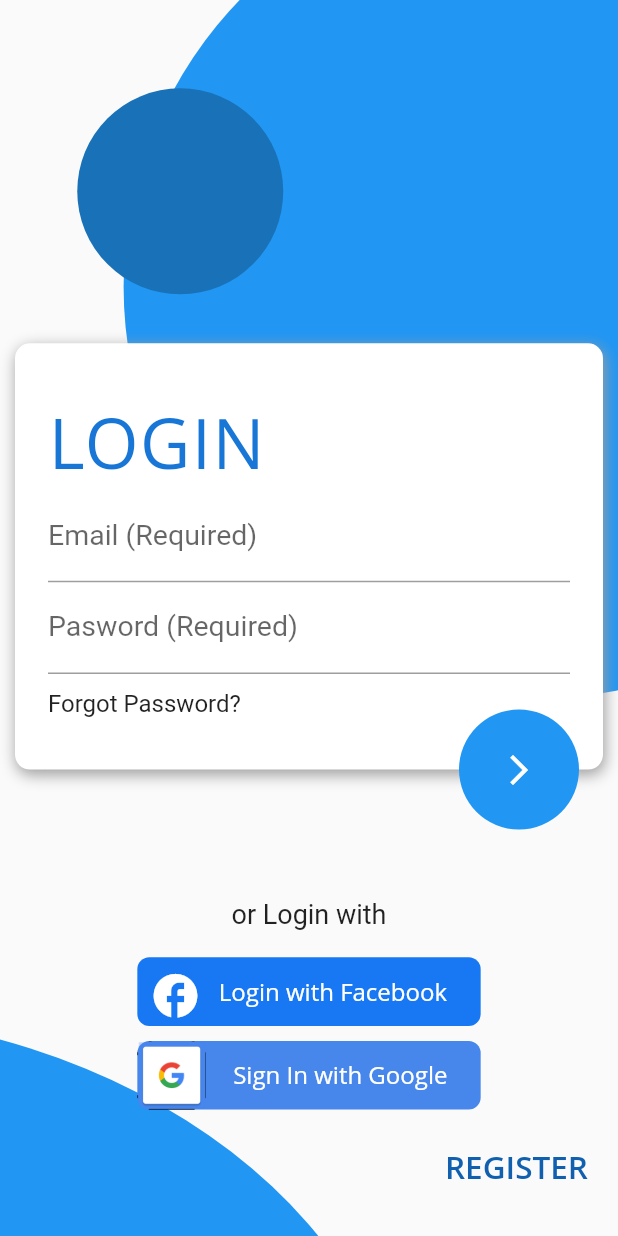
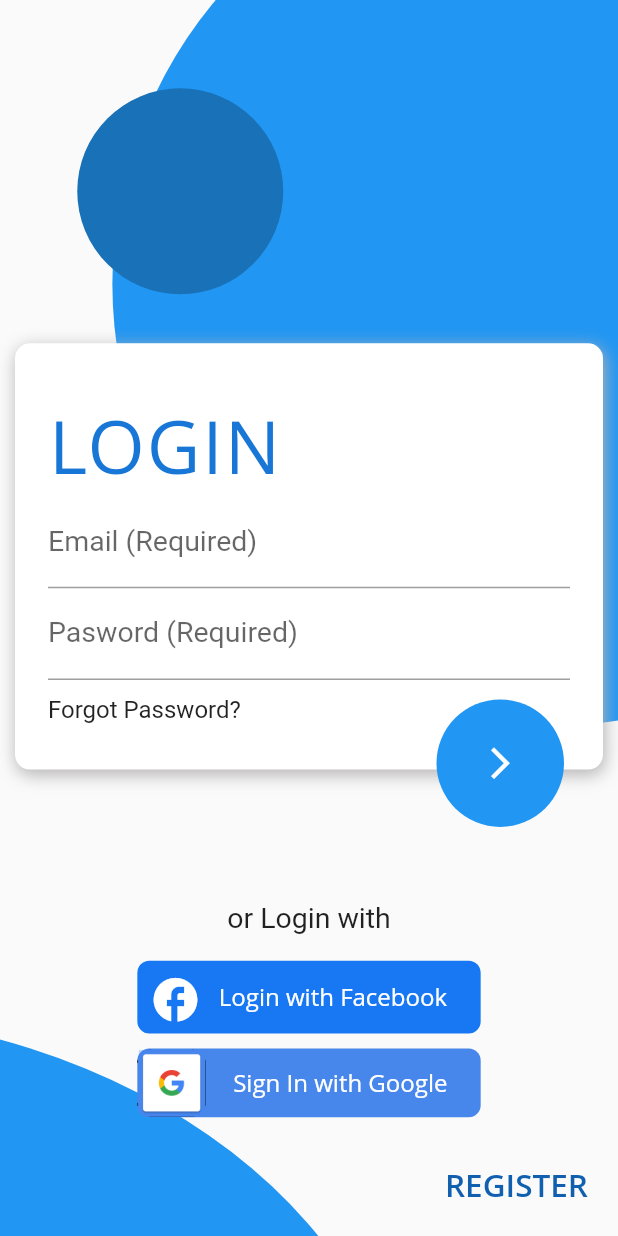
Before and after one commit to navaneethku/photos-api, a Flutter app: the screen it shows after launch, on a phone screen of 412 x 824 dp. Run offline on Flutter 3.47's test engine with Material 2 defaults, Android fonts, the light colour scheme and no system bars; our stand-ins replace font_awesome_flutter, get; Roboto replaces fonts that are missing (Open Sans).

Commit message:
final commit after adding responsiveness

```diff
--- a/navaneeth_app/lib/app/modules/Register/views/register_view.dart
+++ b/navaneeth_app/lib/app/modules/Register/views/register_view.dart
@@ -1,4 +1,5 @@
 import 'package:flutter/material.dart';
+import 'package:font_awesome_flutter/font_awesome_flutter.dart';
 
 import 'package:get/get.dart';
 
@@ -24,11 +25,12 @@ class RegisterView extends GetView<RegisterController> {
                 child: Stack(
                   children: [
                     Positioned(
-                      left: width / 5,
-                      bottom: width / 1.15,
+                      //topRightBlueCircle
+                      left: width / 5.5,
+                      bottom: width / 1.21,
                       child: Container(
-                        width: height / 1.5,
-                        height: height / 1.5,
+                        width: height / 1.4,
+                        height: height / 1.4,
                         decoration: new BoxDecoration(
                           color: Color(0xff2196f3),
                           shape: BoxShape.circle,
@@ -74,8 +76,8 @@ class RegisterView extends GetView<RegisterController> {
                           decoration: BoxDecoration(
                               boxShadow: [
                                 BoxShadow(
-                                  color: Colors.grey,
-                                  blurRadius: 8,
+                                  color: Color.fromARGB(255, 181, 179, 179),
+                                  blurRadius: 9,
                                   offset: Offset(
                                     1.0,
                                     3.0,
@@ -98,8 +100,8 @@ class RegisterView extends GetView<RegisterController> {
                                     'LOGIN',
                                     style: TextStyle(
                                       fontFamily: 'Open Sans',
-                                      letterSpacing: 1,
-                                      fontSize: 46,
+                                      letterSpacing: 1.3,
+                                      fontSize: 49,
                                       fontWeight: FontWeight.w500,
                                       color: Color(0xff1876d6),
                                     ),
@@ -133,11 +135,11 @@ class RegisterView extends GetView<RegisterController> {
                           Positioned(
                             child: Align(
                               alignment: Alignment.bottomRight,
-                              heightFactor: 0.5,
-                              widthFactor: 4.5,
+                              heightFactor: 0.45,
+                              widthFactor: 4,
                               child: Container(
-                                width: 80,
-                                height: 80,
+                                width: 85,
+                                height: 85,
                                 decoration: const BoxDecoration(
                                   color: Color(0xff2196f3),
                                   shape: BoxShape.circle,
@@ -148,15 +150,18 @@ class RegisterView extends GetView<RegisterController> {
                                       () => HomeView(),
                                     );
                                   },
-                                  icon: const Icon(Icons.arrow_forward_ios),
-                                  color: Colors.white,
+                                  icon: Icon(
+                                    Icons.arrow_forward_ios,
+                                    color: Colors.white,
+                                    size: 25,
+                                  ),
                                 ),
                               ),
                             ),
                           ),
                         ]),
                         SizedBox(
-                          height: 30,
+                          height: 35,
                         ),
                         Container(
                           height: height / 5,
@@ -168,7 +173,7 @@ class RegisterView extends GetView<RegisterController> {
                                   padding: const EdgeInsets.all(8.0),
                                   child: Text(
                                     "or Login with",
-                                    style: TextStyle(fontSize: 18),
+                                    style: TextStyle(fontSize: 19),
                                   ),
                                 ),
                                 SizedBox(
@@ -179,7 +184,7 @@ class RegisterView extends GetView<RegisterController> {
                                       color: Color(0xff1878f3),
                                       borderRadius: BorderRadius.circular(8)),
                                   width: width / 1.8,
-                                  height: width / 9,
+                                  height: width / 8.5,
                                   child: Row(children: [
                                     IconButton(
                                       onPressed: () {},
@@ -240,7 +245,7 @@ class RegisterView extends GetView<RegisterController> {
                           alignment: Alignment.bottomRight,
                           child: Container(
                               width: width / 3,
-                              height: width / 8,
+                              height: width / 6,
                               padding: EdgeInsets.fromLTRB(0, 10, 20, 0),
                               child: Align(
                                 alignment: Alignment.centerRight,
@@ -259,7 +264,7 @@ class RegisterView extends GetView<RegisterController> {
                     )),
                   ],
                 ),
-              ),
+              )
             ],
           ),
         ),
--- a/navaneeth_app/pubspec.yaml
+++ b/navaneeth_app/pubspec.yaml
@@ -8,6 +8,7 @@ environment:
 dependencies:
   cupertino_icons: ^1.0.2
   get: 4.6.5
+  font_awesome_flutter: 10.4.0
   flutter:
     sdk: flutter
 
```
Also changed, not shown: navaneeth_app/pubspec.lock.
